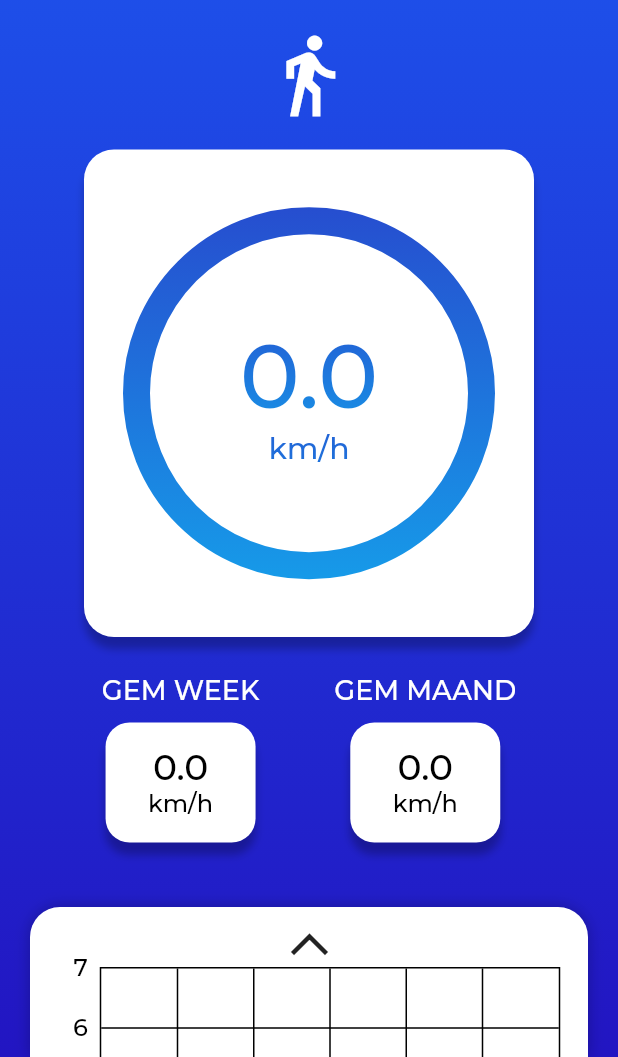
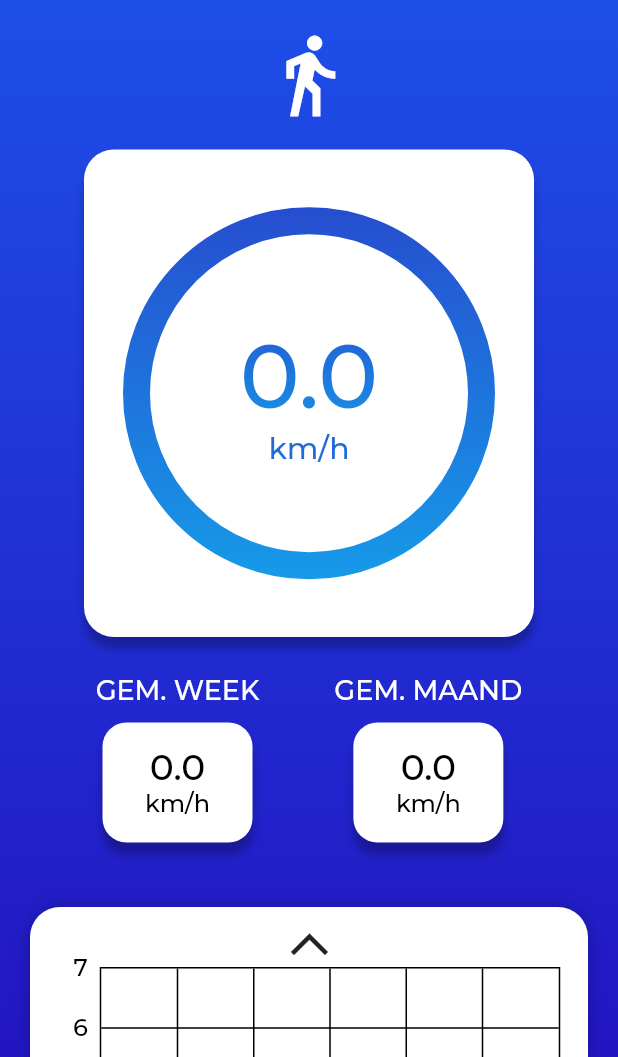
Before and after one commit to DwarfNinja/loopsnelheid-app, a Flutter app: the screen it shows after launch, on a phone screen of 412 x 824 dp, the part 179-1236 px from its top. Run offline on Flutter 3.47's test engine with Material 2 defaults, Android fonts, the phone set to English and light mode, and no system bars; drawn by our look-alikes of fl_chart, sliding_up_panel; our stand-ins replace flutter_dotenv, flutter_switch, geolocator, google_fonts, pin_code_fields, shared_preferences.

Commit message:
Refactor: change GEM to GEM.

```diff
--- a/lib/views/dashboard/dashboard.dart
+++ b/lib/views/dashboard/dashboard.dart
@@ -189,9 +189,9 @@ class _DashboardState extends State<Dashboard> {
                     Row(
                       mainAxisAlignment: MainAxisAlignment.center,
                       children: [
-                        AverageSpeedCard(header: "GEM WEEK", speed: MeasureService.convertMsToKmh(weeklySpeedMs)),
+                        AverageSpeedCard(header: "GEM. WEEK", speed: MeasureService.convertMsToKmh(weeklySpeedMs)),
                         const SizedBox(width: 50),
-                        AverageSpeedCard(header: "GEM MAAND", speed: MeasureService.convertMsToKmh(monthlySpeedMs))
+                        AverageSpeedCard(header: "GEM. MAAND", speed: MeasureService.convertMsToKmh(monthlySpeedMs))
                       ],
                     ),
                   ],
```
